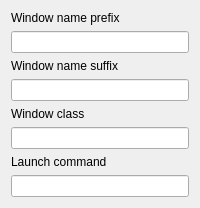
DvdGiessen/kwin-toggleterminal, file contents/ui/config.ui: the form before one commit.
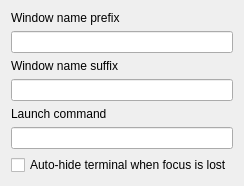
The form after the commit.

Commit message: feat:add a toggle option when focus is lost

Diff of the .ui file:
```diff
--- a/contents/ui/config.ui
+++ b/contents/ui/config.ui
@@ -46,31 +46,11 @@
             <item row="4" column="0">
                 <widget class="QLabel">
                     <property name="text">
-                        <string>Window class</string>
+                        <string>Launch command</string>
                     </property>
                 </widget>
             </item>
             <item row="5" column="0">
-                <widget class="QLineEdit" name="kcfg_windowClassName">
-                    <property name="toolTip">
-                        <string>Exact window class used for detecting the terminal.</string>
-                    </property>
-                    <property name="statusTip">
-                        <string>Window class</string>
-                    </property>
-                    <property name="whatsThis">
-                        <string>Window class</string>
-                    </property>
-                </widget>
-            </item>
-            <item row="6" column="0">
-                <widget class="QLabel">
-                    <property name="text">
-                        <string>Launch command</string>
-                    </property>
-                </widget>
-            </item>
-            <item row="7" column="0">
                 <widget class="QLineEdit" name="kcfg_launchCommand">
                     <property name="toolTip">
                         <string>Command for launching the terminal application if the window can not be found.</string>
@@ -83,6 +63,16 @@
                     </property>
                 </widget>
             </item>
+            <item row="6" column="0">
+                <widget class="QCheckBox" name="kcfg_autoHideOnFocusLost">
+                    <property name="text">
+                        <string>Auto-hide terminal when focus is lost</string>
+                    </property>
+                    <property name="toolTip">
+                        <string>If enabled, the terminal will automatically hide when you switch to another window.</string>
+                    </property>
+                </widget>
+            </item>
         </layout>
     </widget>
 </ui>
```
The commit also changes 2 other files.
